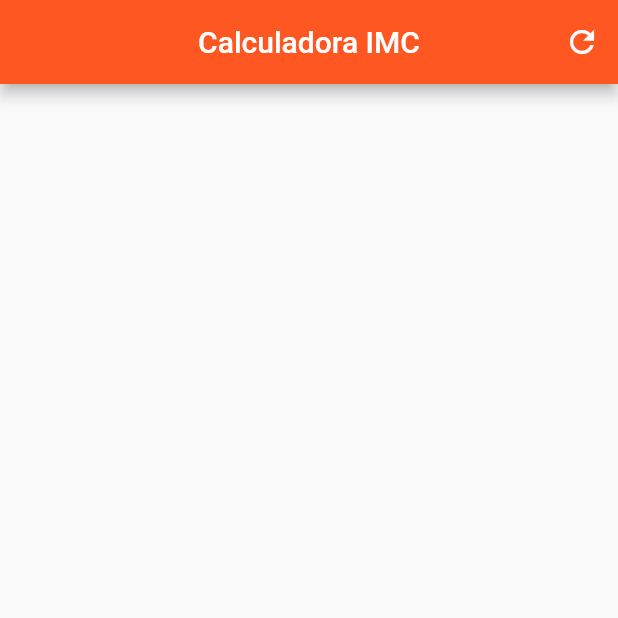
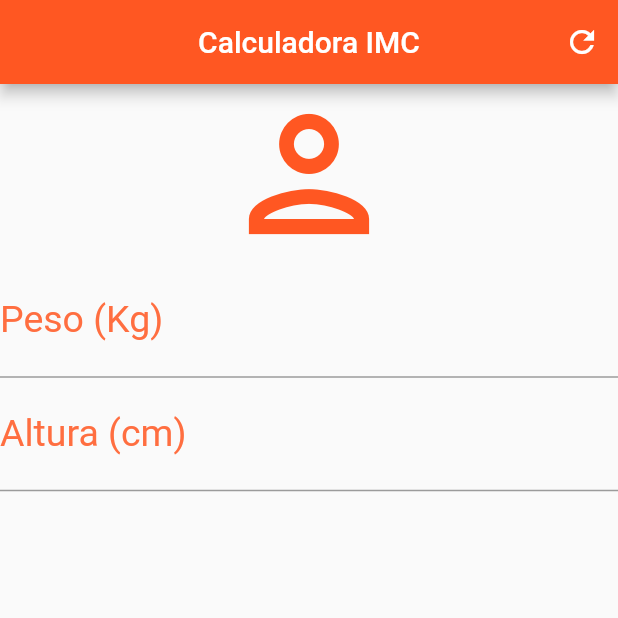
Before and after one commit to vitteixe/Calculadora_IMC, a Flutter app: the screen it shows after launch, on a phone screen of 412 x 824 dp, the top half of it. Run offline on Flutter 3.47's test engine with Material 2 defaults, Android fonts, the phone set to English and light mode, and no system bars.

Commit message:
Inserindo TextField (campo a preencher).

```diff
--- a/lib/main.dart
+++ b/lib/main.dart
@@ -1,6 +1,6 @@
 import 'package:flutter/material.dart';
 
-void main (){
+void main() {
   runApp(MaterialApp(
     home: CalcIMC(),
     debugShowCheckedModeBanner: false,
@@ -23,8 +23,34 @@ class _CalcIMCState extends State<CalcIMC> {
         centerTitle: true,
         backgroundColor: Colors.deepOrange,
         actions: <Widget>[
-          IconButton(icon: Icon(Icons.refresh),
-            onPressed: () {},),
+          IconButton(
+            icon: Icon(Icons.refresh),
+            onPressed: () {},
+          ),
+        ],
+      ),
+      body: Column(
+        crossAxisAlignment: CrossAxisAlignment.stretch,
+        children: const <Widget>[
+          Icon(Icons.person_outlined, size: 120.0, color: Colors.deepOrange),
+          TextField(
+            keyboardType: TextInputType.number,
+            decoration: InputDecoration(
+              labelText: "Peso (Kg)",
+              labelStyle: TextStyle(color: Colors.deepOrangeAccent),
+            ),
+            textAlign: TextAlign.center,
+            style: TextStyle(color: Colors.deepOrangeAccent, fontSize: 25.0),
+          ),
+          TextField(
+            keyboardType: TextInputType.number,
+            decoration: InputDecoration(
+              labelText: "Altura (cm)",
+              labelStyle: TextStyle(color: Colors.deepOrangeAccent),
+            ),
+            textAlign: TextAlign.center,
+            style: TextStyle(color: Colors.deepOrangeAccent, fontSize: 25.0),
+          ),
         ],
       ),
     );
```
